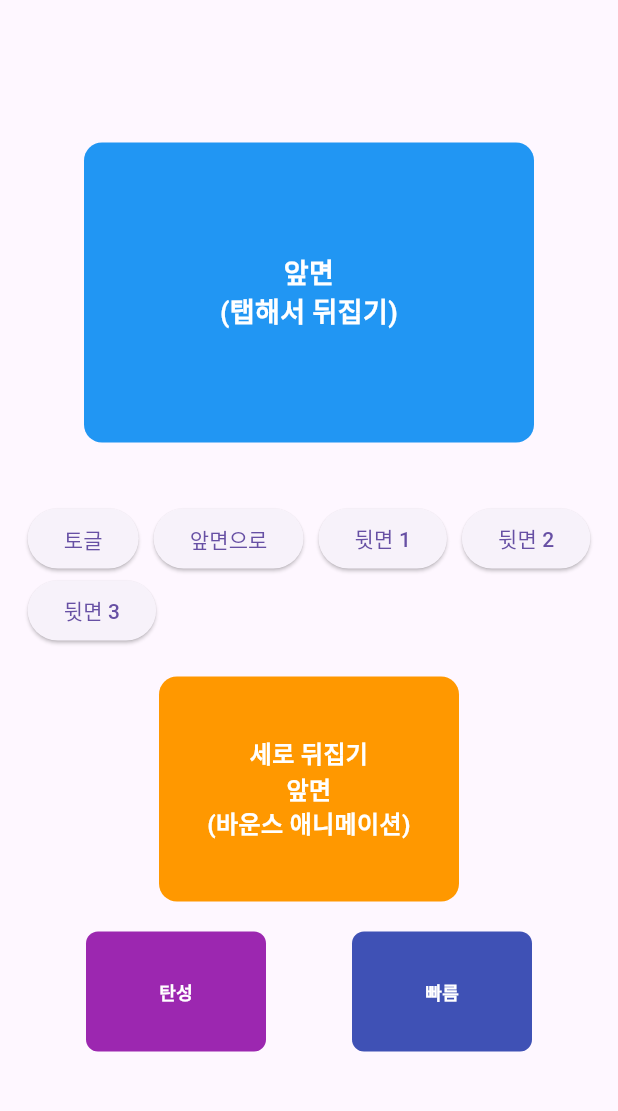
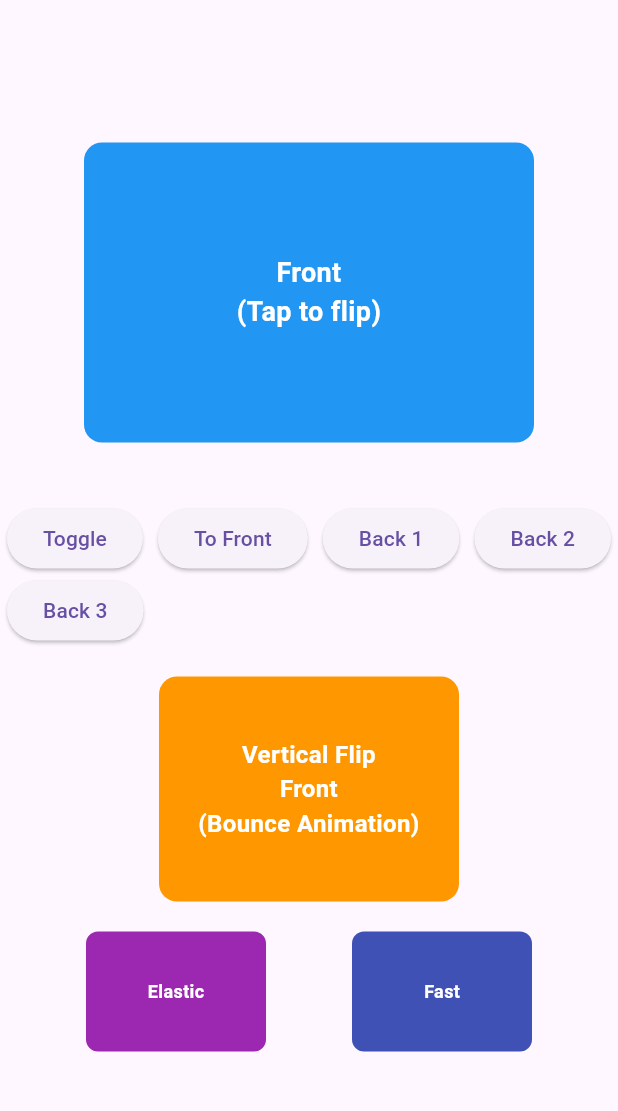
Before and after one commit to 99robong/multi_flip_card, a Flutter app: the screen it shows after launch, on a phone screen of 412 x 824 dp, the part 63-1174 px from its top. Run offline on Flutter 3.47's test engine with Material 3 defaults, Android fonts, the phone set to English and light mode, and no system bars.

```diff
--- a/example/lib/main.dart
+++ b/example/lib/main.dart
@@ -36,7 +36,7 @@ class _MyHomePageState extends State<MyHomePage> {
         child: Column(
           mainAxisAlignment: MainAxisAlignment.center,
           children: [
-            // 기본 사용법 - 앞면과 뒷면이 있는 카드
+            // Basic usage - card with front and back sides
             MultiFlipCard(
               width: 300,
               height: 200,
@@ -49,7 +49,7 @@ class _MyHomePageState extends State<MyHomePage> {
                 child: const Center(
                   child: FlipTrigger(
                     child: Text(
-                      '앞면\n(탭해서 뒤집기)',
+                      'Front\n(Tap to flip)',
                       style: TextStyle(
                         color: Colors.white,
                         fontSize: 18,
@@ -61,7 +61,7 @@ class _MyHomePageState extends State<MyHomePage> {
                 ),
               ),
               backs: [
-                // 첫 번째 뒷면
+                // First back side
                 Container(
                   decoration: BoxDecoration(
                     color: Colors.red,
@@ -71,7 +71,7 @@ class _MyHomePageState extends State<MyHomePage> {
                     child: FlipTrigger(
                       action: FlipAction.flipToFront,
                       child: Text(
-                        '뒷면 1\n(탭해서 앞면으로)',
+                        'Back 1\n(Tap to front)',
                         style: TextStyle(
                           color: Colors.white,
                           fontSize: 18,
@@ -82,7 +82,7 @@ class _MyHomePageState extends State<MyHomePage> {
                     ),
                   ),
                 ),
-                // 두 번째 뒷면
+                // Second back side
                 Container(
                   decoration: BoxDecoration(
                     color: Colors.green,
@@ -92,7 +92,7 @@ class _MyHomePageState extends State<MyHomePage> {
                     mainAxisAlignment: MainAxisAlignment.center,
                     children: [
                       const Text(
-                        '뒷면 2',
+                        'Back 2',
                         style: TextStyle(
                           color: Colors.white,
                           fontSize: 18,
@@ -112,7 +112,7 @@ class _MyHomePageState extends State<MyHomePage> {
                                 borderRadius: BorderRadius.circular(4),
                               ),
                               child: const Text(
-                                '앞면으로',
+                                'To Front',
                                 style: TextStyle(color: Colors.green),
                               ),
                             ),
@@ -127,7 +127,7 @@ class _MyHomePageState extends State<MyHomePage> {
                                 borderRadius: BorderRadius.circular(4),
                               ),
                               child: const Text(
-                                '뒷면 1로',
+                                'To Back 1',
                                 style: TextStyle(color: Colors.green),
                               ),
                             ),
@@ -137,7 +137,7 @@ class _MyHomePageState extends State<MyHomePage> {
                     ],
                   ),
                 ),
-                // 세 번째 뒷면
+                // Third back side
                 Container(
                   decoration: BoxDecoration(
                     color: Colors.purple,
@@ -146,7 +146,7 @@ class _MyHomePageState extends State<MyHomePage> {
                   child: const Center(
                     child: FlipTrigger(
                       child: Text(
-                        '뒷면 3\n(토글)',
+                        'Back 3\n(Toggle)',
                         style: TextStyle(
                           color: Colors.white,
                           fontSize: 18,
@@ -160,39 +160,39 @@ class _MyHomePageState extends State<MyHomePage> {
               ],
             ),
             const SizedBox(height: 40),
-            // 컨트롤러를 통한 프로그래밍 방식 제어
+            // Programmatic control via controller
             Wrap(
               spacing: 10,
               children: [
                 ElevatedButton(
                   onPressed: () => _controller.flip(),
-                  child: const Text('토글'),
+                  child: const Text('Toggle'),
                 ),
                 ElevatedButton(
                   onPressed: () => _controller.flipToFront(),
-                  child: const Text('앞면으로'),
+                  child: const Text('To Front'),
                 ),
                 ElevatedButton(
                   onPressed: () => _controller.flipToBack(0),
-                  child: const Text('뒷면 1'),
+                  child: const Text('Back 1'),
                 ),
                 ElevatedButton(
                   onPressed: () => _controller.flipToBack(1),
-                  child: const Text('뒷면 2'),
+                  child: const Text('Back 2'),
                 ),
                 ElevatedButton(
                   onPressed: () => _controller.flipToBack(2),
-                  child: const Text('뒷면 3'),
+                  child: const Text('Back 3'),
                 ),
               ],
             ),
             const SizedBox(height: 20),
-            // 세로 뒤집기 카드
+            // Vertical flip card
             MultiFlipCard(
               width: 200,
               height: 150,
               direction: FlipDirection.vertical,
-              animationCurve: Curves.bounceInOut, // 바운스 애니메이션
+              animationCurve: Curves.bounceInOut, // Bounce animation
               front: Container(
                 decoration: BoxDecoration(
                   color: Colors.orange,
@@ -201,7 +201,7 @@ class _MyHomePageState extends State<MyHomePage> {
                 child: const Center(
                   child: FlipTrigger(
                     child: Text(
-                      '세로 뒤집기\n앞면\n(바운스 애니메이션)',
+                      'Vertical Flip\nFront\n(Bounce Animation)',
                       style: TextStyle(
                         color: Colors.white,
                         fontSize: 16,
@@ -221,7 +221,7 @@ class _MyHomePageState extends State<MyHomePage> {
                   child: const Center(
                     child: FlipTrigger(
                       child: Text(
-                        '세로 뒤집기\n뒷면\n(바운스 애니메이션)',
+                        'Vertical Flip\nBack\n(Bounce Animation)',
                         style: TextStyle(
                           color: Colors.white,
                           fontSize: 16,
@@ -235,11 +235,11 @@ class _MyHomePageState extends State<MyHomePage> {
               ],
             ),
             const SizedBox(height: 20),
-            // 다른 애니메이션 곡선 예제들
+            // Different animation curve examples
             Row(
               mainAxisAlignment: MainAxisAlignment.spaceEvenly,
               children: [
-                // 탄성 애니메이션
+                // Elastic animation
                 MultiFlipCard(
                   width: 120,
                   height: 80,
@@ -253,7 +253,7 @@ class _MyHomePageState extends State<MyHomePage> {
                     child: const Center(
                       child: FlipTrigger(
                         child: Text(
-                          '탄성',
+                          'Elastic',
                           style: TextStyle(
                             color: Colors.white,
                             fontSize: 12,
@@ -284,7 +284,7 @@ class _MyHomePageState extends State<MyHomePage> {
                     ),
                   ],
                 ),
-                // 빠른 애니메이션
+                // Fast animation
                 MultiFlipCard(
                   width: 120,
                   height: 80,
@@ -298,7 +298,7 @@ class _MyHomePageState extends State<MyHomePage> {
                     child: const Center(
                       child: FlipTrigger(
                         child: Text(
-                          '빠름',
+                          'Fast',
                           style: TextStyle(
                             color: Colors.white,
                             fontSize: 12,
--- a/pubspec.yaml
+++ b/pubspec.yaml
@@ -1,6 +1,6 @@
 name: multi_flip_card
 description: "A Flutter card widget with front and multiple back sides that can be flipped with smooth animation effects."
-version: 0.0.1
+version: 0.0.2
 homepage: https://github.com/99robong
 repository: https://github.com/99robong/multi_flip_card
 
```
Also changed, not shown: 6 other files.
